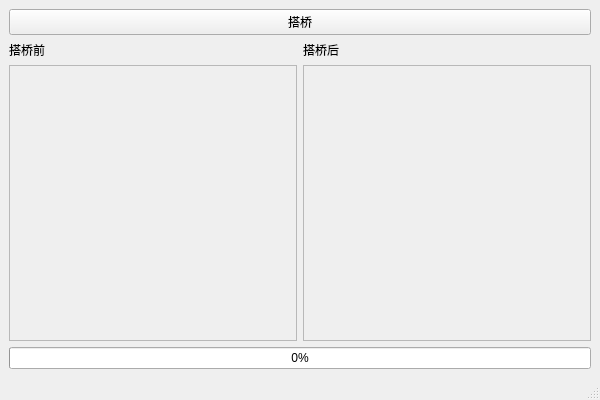
Before: the Qt Designer form glassbuilderwind.ui in ToKiNoBug/SlopeCraftGlassBuilder, drawn with Qt 5.
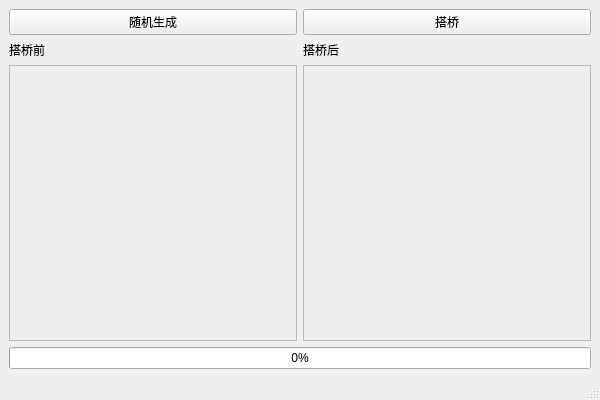
After: the same form once the commit is applied.

Diff of the .ui file:
```diff
--- a/glassbuilderwind.ui
+++ b/glassbuilderwind.ui
@@ -22,13 +22,6 @@
       </property>
      </widget>
     </item>
-    <item row="0" column="0" colspan="2">
-     <widget class="QPushButton" name="buildBridge">
-      <property name="text">
-       <string>搭桥</string>
-      </property>
-     </widget>
-    </item>
     <item row="2" column="0">
      <widget class="QLabel" name="before">
       <property name="sizePolicy">
@@ -87,6 +80,20 @@
       </property>
      </widget>
     </item>
+    <item row="0" column="1">
+     <widget class="QPushButton" name="buildBridge">
+      <property name="text">
+       <string>搭桥</string>
+      </property>
+     </widget>
+    </item>
+    <item row="0" column="0">
+     <widget class="QPushButton" name="refresh">
+      <property name="text">
+       <string>随机生成</string>
+      </property>
+     </widget>
+    </item>
    </layout>
   </widget>
   <widget class="QMenuBar" name="menubar">
```
